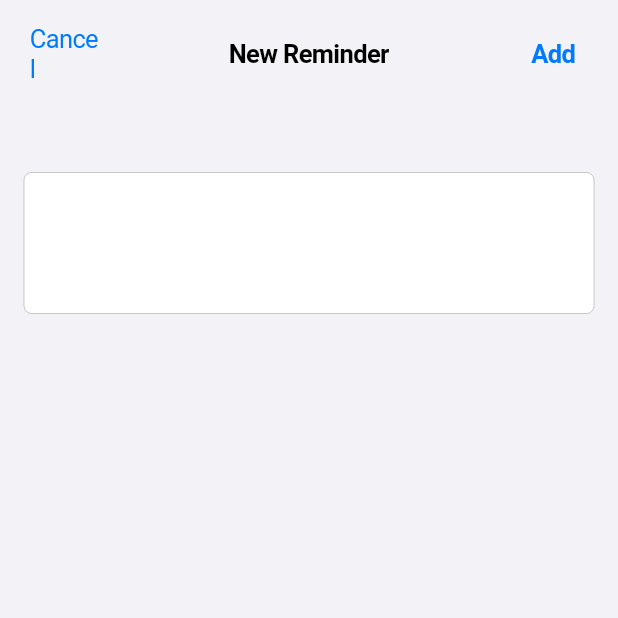
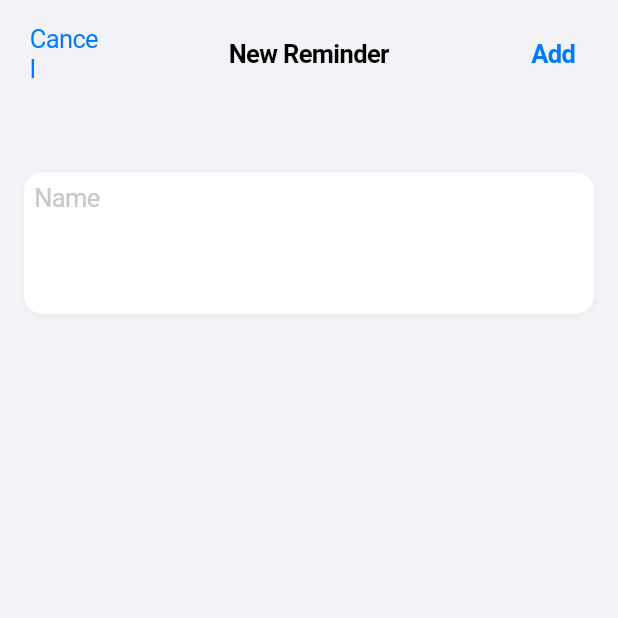
Before and after one commit to Rollfreeze/reminder_lite_flutter, a Flutter app: the NewReminderScreen screen opened directly, on a phone screen of 412 x 824 dp, the top half of it. Run offline on Flutter 3.47's test engine with Material 3 defaults, Android fonts, the phone set to English and light mode, and no system bars; our stand-ins replace auto_route, bloc, flutter_bloc, freezed_annotation, modal_bottom_sheet; missing offline and left inert: progress_circle; generated files the repository leaves out were written again.

Commit message:
wip: text area

```diff
--- a/lib/core/style/app_shadows.dart
+++ b/lib/core/style/app_shadows.dart
@@ -9,4 +9,12 @@ class AppShadows {
       color: Color(0x00C9C9C9),
     ),
   ];
+
+  static const shadowSecondary = [
+    BoxShadow(
+      offset: Offset(0, 2),
+      blurRadius: 4,
+      color: Color.fromRGBO(201, 201, 201, 0.14),
+    ),
+  ];
 }
--- a/lib/features/new_reminder/new_reminder_screen.dart
+++ b/lib/features/new_reminder/new_reminder_screen.dart
@@ -1,7 +1,10 @@
 import 'package:auto_route/auto_route.dart';
 import 'package:flutter/cupertino.dart';
 import 'package:modal_bottom_sheet/modal_bottom_sheet.dart';
+import 'package:reminder_lite/core/services/localization_service.dart';
 import 'package:reminder_lite/core/style/app_colors.dart';
+import 'package:reminder_lite/core/style/app_radius.dart';
+import 'package:reminder_lite/core/style/app_shadows.dart';
 import 'package:reminder_lite/features/new_reminder/new_reminder_app_bar.dart';
 
 class NewReminderScreen extends StatefulWidget {
@@ -28,10 +31,19 @@ class _NewReminderScreenState extends State<NewReminderScreen> {
             onCancel: context.router.maybePop,
             onAdd: () => throw UnimplementedError(),
           ),
-          const Padding(
-            padding: EdgeInsets.fromLTRB(16, 43, 16, 20),
+          Padding(
+            padding: const EdgeInsets.fromLTRB(16, 43, 16, 20),
             child: CupertinoTextField(
               maxLines: 4,
+              placeholder: "${LocalizationService.locale.name}\n\n\n",
+              placeholderStyle: const TextStyle(
+                color: AppColors.gray1,
+              ),
+              decoration: const BoxDecoration(
+                borderRadius: AppRadius.radius12,
+                color: AppColors.white,
+                boxShadow: AppShadows.shadowSecondary,
+              ),
             ),
           ),
         ],
```
